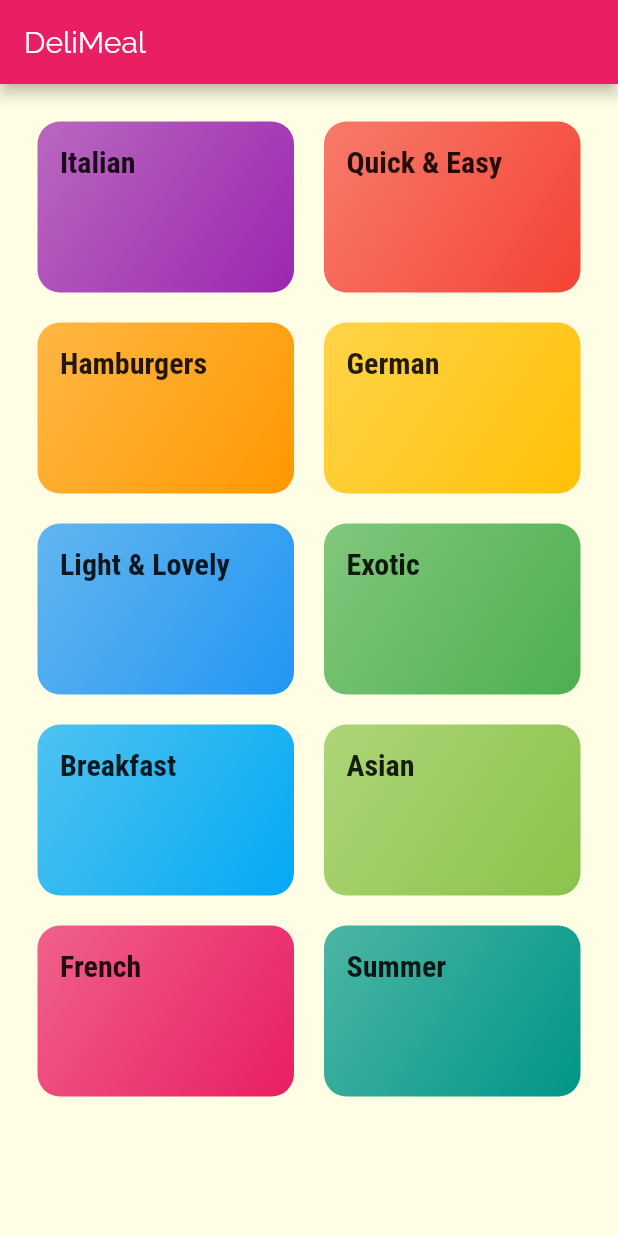
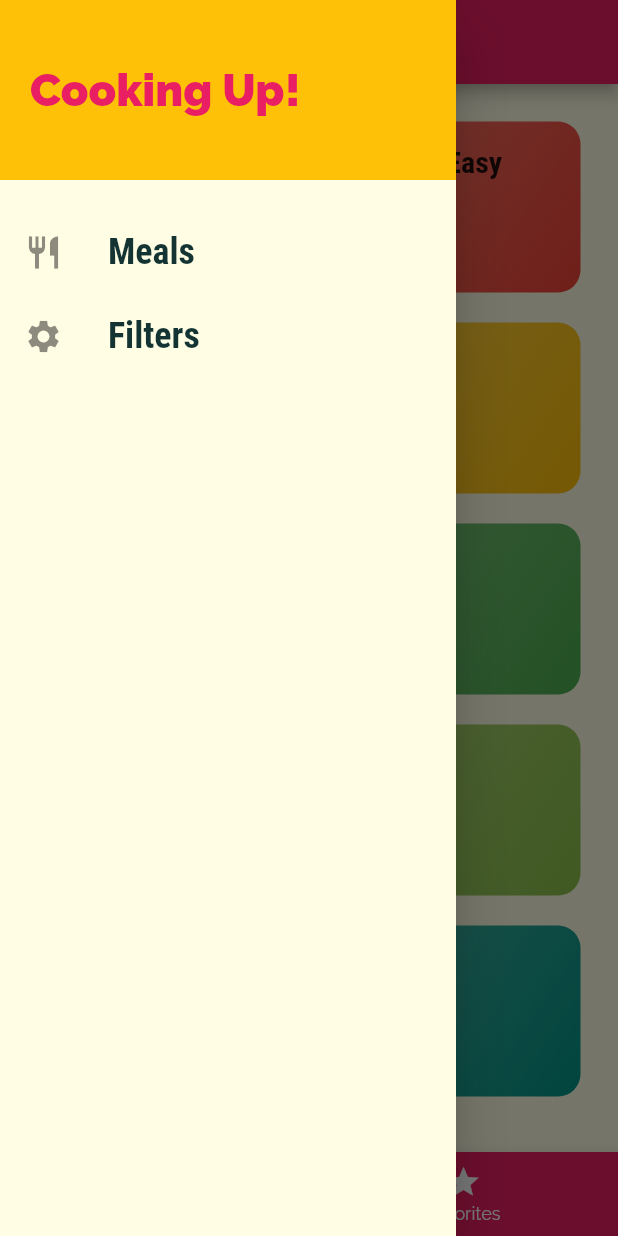
Before and after one commit to pit304/flutter_meals, a Flutter app: the screen it shows after launch, with the side drawer open (before the commit the screen has no drawer), on a phone screen of 412 x 824 dp. Run offline on Flutter 3.47's test engine with Material 2 defaults, Android fonts, the phone set to English and light mode, and no system bars.

Commit message:
section 7: complete

```diff
--- a/lib/main.dart
+++ b/lib/main.dart
@@ -1,12 +1,70 @@
 import 'package:flutter/material.dart';
 
+import './screens/filters_screen.dart';
 import './screens/category_meals_screen.dart';
-import './screens/categories_screen.dart';
-import 'screens/meal_detail_screen.dart';
+import './screens/meal_detail_screen.dart';
+import './screens/tabs_screen.dart';
+import './models/meal.dart';
+
+import './dummy-data.dart';
 
 void main() => runApp(MyApp());
 
-class MyApp extends StatelessWidget {
+class MyApp extends StatefulWidget {
+  @override
+  _MyAppState createState() => _MyAppState();
+}
+
+class _MyAppState extends State<MyApp> {
+  Map<String, bool> _filters = {
+    "gluten-free": false,
+    "lactose-free": false,
+    "vegan": false,
+    "vegetarian": false,
+  };
+
+  List<Meal> _availableMeals = DUMMY_MEALS;
+  List<Meal> _favoriteMeals = [];
+
+  void _setFilters(Map<String, bool> filterData) {
+    setState(() {
+      _filters = filterData;
+      _availableMeals = DUMMY_MEALS.where((meal) {
+        if (_filters["gluten-free"] && !meal.isGlutenFree) {
+          return false;
+        } else if (_filters["lactose-free"] && !meal.isLactoseFree) {
+          return false;
+        } else if (_filters["vegan"] && !meal.isVegan) {
+          return false;
+        } else if (_filters["vegetarian"] && !meal.isVegetarian) {
+          return false;
+        } else {
+          return true;
+        }
+      }).toList();
+    });
+  }
+
+  void _toggleFavorite(String mealId) {
+    final existingIndex =
+        _favoriteMeals.indexWhere((meal) => meal.id == mealId);
+    if (existingIndex >= 0) {
+      setState(() {
+        _favoriteMeals.removeAt(existingIndex);
+      });
+    } else {
+      setState(() {
+        _favoriteMeals.add(
+          DUMMY_MEALS.firstWhere((meal) => meal.id == mealId),
+        );
+      });
+    }
+  }
+
+  bool _isMealFavorite(String id) {
+    return _favoriteMeals.any((meal) => meal.id == id);
+  }
+
   @override
   Widget build(BuildContext context) {
     return MaterialApp(
@@ -24,23 +82,24 @@ class MyApp extends StatelessWidget {
               color: Color.fromRGBO(20, 51, 51, 1),
             ),
             headline6: TextStyle(
-              fontSize: 20,
-              fontFamily: 'RobotoCondensed',
-              fontWeight: FontWeight.bold
-            )),
+                fontSize: 20,
+                fontFamily: 'RobotoCondensed',
+                fontWeight: FontWeight.bold)),
       ),
-      home: CategoriesScreen(),
+      home: TabsScreen(_favoriteMeals),
       routes: {
-        CategoryMealsScreen.routeName: (ctx) => CategoryMealsScreen(),
-        MealDetailScreen.routeName: (ctx) => MealDetailScreen(),
+        CategoryMealsScreen.routeName: (ctx) =>
+            CategoryMealsScreen(_availableMeals),
+        MealDetailScreen.routeName: (ctx) => MealDetailScreen(_toggleFavorite, _isMealFavorite),
+        FiltersScreen.routeName: (ctx) => FiltersScreen(_filters, _setFilters),
       },
       onGenerateRoute: (settings) {
         print(settings.arguments);
-        return MaterialPageRoute(builder: (ctx) => CategoriesScreen());
+        return MaterialPageRoute(builder: (ctx) => TabsScreen(_favoriteMeals));
       },
       onUnknownRoute: (settings) {
         print(settings.arguments);
-        return MaterialPageRoute(builder: (ctx) => CategoriesScreen());
+        return MaterialPageRoute(builder: (ctx) => TabsScreen(_favoriteMeals));
       },
     );
   }
--- a/lib/screens/categories_screen.dart
+++ b/lib/screens/categories_screen.dart
@@ -6,11 +6,7 @@ import '../dummy-data.dart';
 class CategoriesScreen extends StatelessWidget {
   @override
   Widget build(BuildContext context) {
-    return Scaffold(
-      appBar: AppBar(
-        title: const Text('DeliMeal'),
-      ),
-      body: GridView(
+    return GridView(
       padding: const EdgeInsets.all(25),
       children: DUMMY_CATEGORIES
           .map((catData) => CategoryItem(
@@ -25,7 +21,6 @@ class CategoriesScreen extends StatelessWidget {
         crossAxisSpacing: 20,
         mainAxisSpacing: 20,
       ),
-      ),
     );
   }
 }
--- a/lib/screens/category_meals_screen.dart
+++ b/lib/screens/category_meals_screen.dart
@@ -1,18 +1,21 @@
 import 'package:flutter/material.dart';
 
+import '../models/meal.dart';
 import '../widgets/meal_item.dart';
-
-import '../dummy-data.dart';
 
 class CategoryMealsScreen extends StatelessWidget {
   static const routeName = '/category-meals';
+
+  final List<Meal> availableMeals;
+
+  CategoryMealsScreen(this.availableMeals);
 
   @override
   Widget build(BuildContext context) {
     final routeArgs = ModalRoute.of(context).settings.arguments as Map<String, String>;
     final categoryId = routeArgs['id'];
     final categoryTitle = routeArgs['title'];
-    final categoryMeals = DUMMY_MEALS.where((meal) => meal.categories.contains(categoryId)).toList();
+    final categoryMeals = availableMeals.where((meal) => meal.categories.contains(categoryId)).toList();
 
     return Scaffold(
       appBar: AppBar(
--- /dev/null
+++ b/lib/screens/tabs_screen.dart
@@ -0,0 +1,68 @@
+import 'package:flutter/material.dart';
+
+import '../models/meal.dart';
+import '../widgets/main_drawer.dart';
+
+import './categories_screen.dart';
+import './favorites_screen.dart';
+
+class TabsScreen extends StatefulWidget {
+  final List<Meal> favoriteMeals;
+
+  TabsScreen(this.favoriteMeals);
+
+  @override
+  _TabsScreenState createState() => _TabsScreenState();
+}
+
+class _TabsScreenState extends State<TabsScreen> {
+  List<Map<String, Object>> _pages;
+  int _selectedPageIndex = 0;
+
+  @override
+  void initState() {
+    _pages = [
+      {
+        'page': CategoriesScreen(),
+        'title': 'Categories',
+      },
+      {
+        'page': FavoritesScreen(widget.favoriteMeals),
+        'title': 'Your Favorites',
+      },
+    ];
+    super.initState();
+  }
+
+  void _selectPage(int index) {
+    setState(() {
+      _selectedPageIndex = index;
+    });
+  }
+
+  @override
+  Widget build(BuildContext context) {
+    return Scaffold(
+      appBar: AppBar(title: Text(_pages[_selectedPageIndex]['title'])),
+      drawer: MainDrawer(),
+      body: _pages[_selectedPageIndex]['page'],
+      bottomNavigationBar: BottomNavigationBar(
+        onTap: _selectPage,
+        backgroundColor: Theme.of(context).primaryColor,
+        unselectedItemColor: Colors.white,
+        selectedItemColor: Theme.of(context).accentColor,
+        currentIndex: _selectedPageIndex,
+        items: [
+          BottomNavigationBarItem(
+            icon: Icon(Icons.category),
+            title: Text('Categories'),
+          ),
+          BottomNavigationBarItem(
+            icon: Icon(Icons.star),
+            title: Text('Favorites'),
+          ),
+        ],
+      ),
+    );
+  }
+}
--- /dev/null
+++ b/lib/widgets/main_drawer.dart
@@ -0,0 +1,57 @@
+import 'package:flutter/material.dart';
+
+import '../screens/filters_screen.dart';
+
+class MainDrawer extends StatelessWidget {
+  Widget _buildListTile(String title, IconData icon, Function tapHandler) {
+    return ListTile(
+      leading: Icon(
+        icon,
+        size: 26,
+      ),
+      title: Text(
+        title,
+        style: TextStyle(
+          fontFamily: 'RobotoCondensed',
+          fontSize: 24,
+          fontWeight: FontWeight.bold,
+        ),
+      ),
+      onTap: tapHandler,
+    );
+  }
+
+  @override
+  Widget build(BuildContext context) {
+    return Drawer(
+      child: Column(
+        children: <Widget>[
+          Container(
+            height: 120,
+            width: double.infinity,
+            padding: EdgeInsets.all(20),
+            alignment: Alignment.centerLeft,
+            color: Theme.of(context).accentColor,
+            child: Text(
+              'Cooking Up!',
+              style: TextStyle(
+                fontWeight: FontWeight.w900,
+                fontSize: 30,
+                color: Theme.of(context).primaryColor,
+              ),
+            ),
+          ),
+          SizedBox(
+            height: 20,
+          ),
+          _buildListTile('Meals', Icons.restaurant, () {
+            Navigator.of(context).pushReplacementNamed('/');
+          }),
+          _buildListTile('Filters', Icons.settings, () {
+            Navigator.of(context).pushReplacementNamed(FiltersScreen.routeName);
+          }),
+        ],
+      ),
+    );
+  }
+}
```
Also changed, not shown: lib/screens/favorites_screen.dart (added, +32 -0 lines), lib/screens/filters_screen.dart (added, +123 -0 lines), lib/screens/meal_detail_screen.dart (+11 -1 lines). Lines whose indentation alone changed are shown as unchanged.
